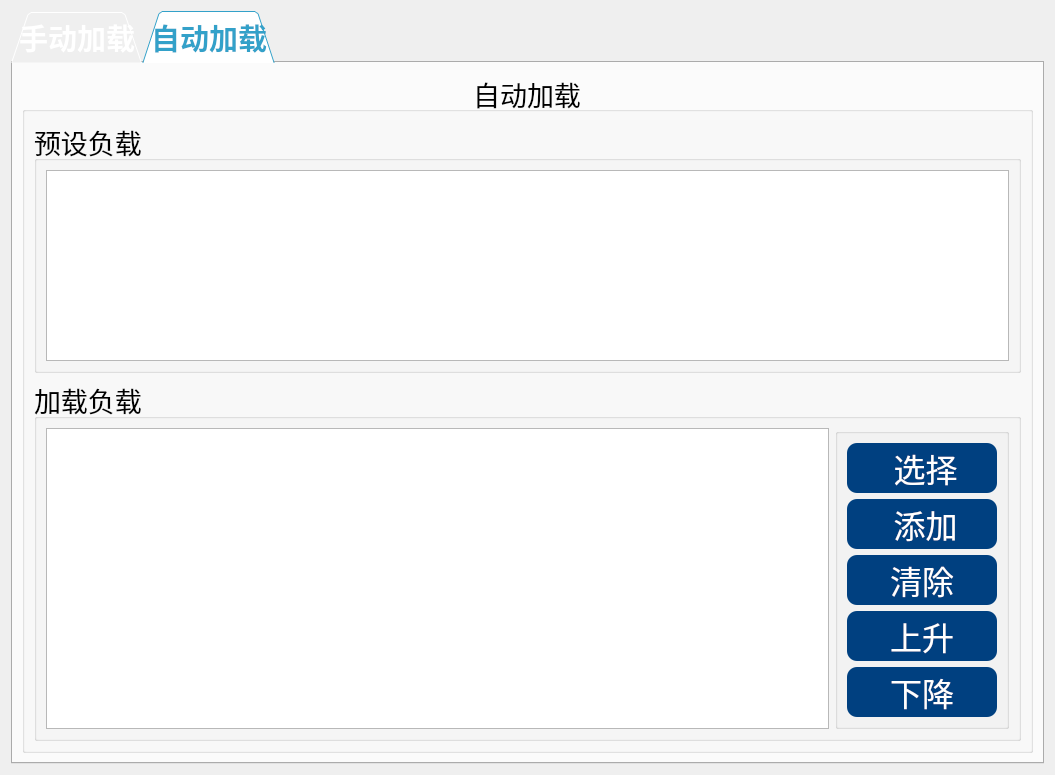
Old version of the form App/Page/page1_fzsz.ui in the repository bjc123321/30KWZFDZZJCY.
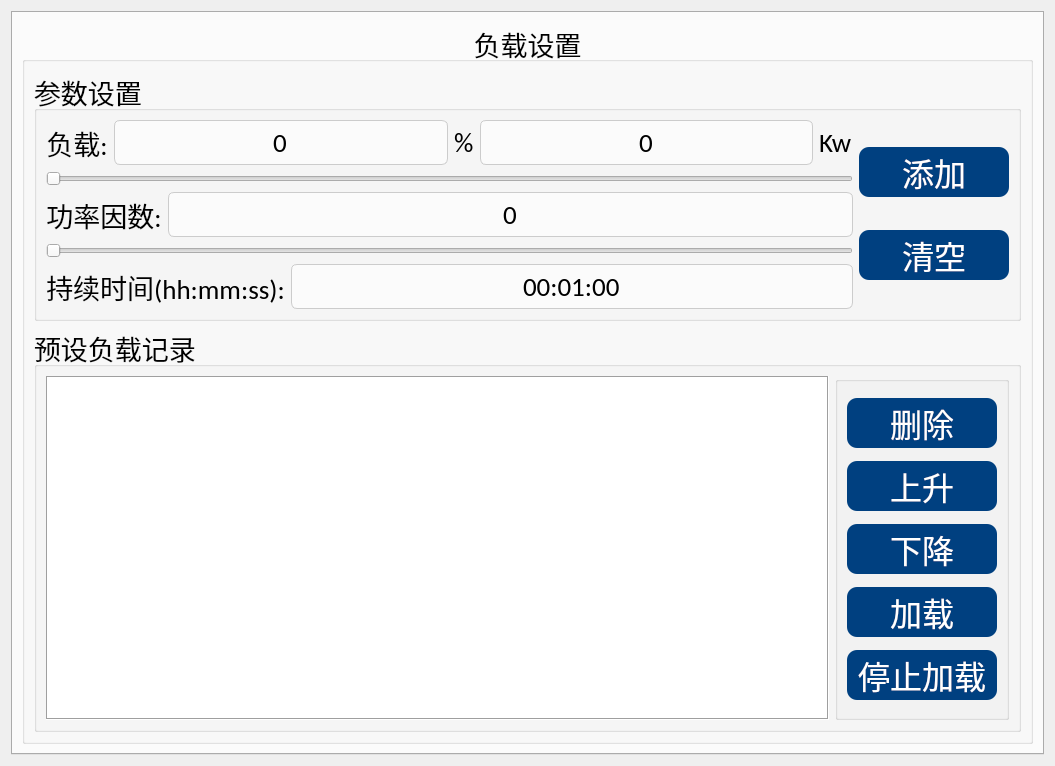
New version of the form. The open tabs and pages were chosen to show the change.

Commit message: 新增录波测试、预加负载数据读取功能

What changed in the file:
```diff
--- a/App/Page/page1_fzsz.ui
+++ b/App/Page/page1_fzsz.ui
@@ -130,7 +130,7 @@
           <string notr="true"/>
          </property>
          <property name="title">
-          <string>手动预设加载</string>
+          <string>负载设置</string>
          </property>
          <property name="alignment">
           <set>Qt::AlignCenter</set>
@@ -148,7 +148,7 @@
              <string notr="true"/>
             </property>
             <property name="title">
-             <string>当前负载</string>
+             <string>参数设置</string>
             </property>
             <layout class="QGridLayout" name="gridLayout_2">
              <item row="0" column="0">
@@ -358,7 +358,7 @@
                     </font>
                    </property>
                    <property name="text">
-                    <string>持续时间(s):</string>
+                    <string>持续时间(hh:mm:ss):</string>
                    </property>
                    <property name="alignment">
                     <set>Qt::AlignCenter</set>
@@ -386,7 +386,7 @@
                     </font>
                    </property>
                    <property name="text">
-                    <string>10</string>
+                    <string>00:01:00</string>
                    </property>
                    <property name="alignment">
                     <set>Qt::AlignCenter</set>
@@ -445,7 +445,7 @@
              <string notr="true"/>
             </property>
             <property name="title">
-             <string>手动预设负载</string>
+             <string>预设负载记录</string>
             </property>
             <layout class="QGridLayout" name="gridLayout_4">
              <item row="0" column="0">
@@ -583,186 +583,6 @@
        </item>
       </layout>
      </widget>
-     <widget class="QWidget" name="tab_4">
-      <attribute name="title">
-       <string>自动加载</string>
-      </attribute>
-      <layout class="QGridLayout" name="gridLayout_10">
-       <item row="0" column="0" colspan="2">
-        <widget class="QGroupBox" name="groupBox_11">
-         <property name="font">
-          <font>
-           <family>Calibri</family>
-           <pointsize>20</pointsize>
-          </font>
-         </property>
-         <property name="styleSheet">
-          <string notr="true"/>
-         </property>
-         <property name="title">
-          <string>自动加载</string>
-         </property>
-         <property name="alignment">
-          <set>Qt::AlignCenter</set>
-         </property>
-         <layout class="QVBoxLayout" name="verticalLayout_10">
-          <item>
-           <widget class="QGroupBox" name="groupBox_16">
-            <property name="font">
-             <font>
-              <family>Calibri</family>
-              <pointsize>20</pointsize>
-             </font>
-            </property>
-            <property name="styleSheet">
-             <string notr="true"/>
-            </property>
-            <property name="title">
-             <string>预设负载</string>
-            </property>
-            <layout class="QGridLayout" name="gridLayout_11">
-             <item row="0" column="0">
-              <widget class="QTableView" name="tableView_3">
-               <attribute name="horizontalHeaderCascadingSectionResizes">
-                <bool>true</bool>
-               </attribute>
-              </widget>
-             </item>
-            </layout>
-           </widget>
-          </item>
-          <item>
-           <widget class="QGroupBox" name="groupBox_12">
-            <property name="font">
-             <font>
-              <family>Calibri</family>
-              <pointsize>20</pointsize>
-              <weight>50</weight>
-              <italic>false</italic>
-              <bold>false</bold>
-             </font>
-            </property>
-            <property name="styleSheet">
-             <string notr="true"/>
-            </property>
-            <property name="title">
-             <string>加载负载</string>
-            </property>
-            <layout class="QGridLayout" name="gridLayout">
-             <item row="0" column="1">
-              <widget class="QGroupBox" name="groupBox_4">
-               <property name="styleSheet">
-                <string notr="true"/>
-               </property>
-               <property name="title">
-                <string/>
-               </property>
-               <layout class="QHBoxLayout" name="horizontalLayout_3">
-                <item>
-                 <layout class="QVBoxLayout" name="verticalLayout_9">
-                  <item>
-                   <widget class="QPushButton" name="pushButton_16">
-                    <property name="font">
-                     <font>
-                      <family>Calibri</family>
-                      <pointsize>24</pointsize>
-                     </font>
-                    </property>
-                    <property name="text">
-                     <string> 选择</string>
-                    </property>
-                   </widget>
-                  </item>
-                  <item>
-                   <widget class="QPushButton" name="pushButton_13">
-                    <property name="font">
-                     <font>
-                      <family>Calibri</family>
-                      <pointsize>24</pointsize>
-                     </font>
-                    </property>
-                    <property name="text">
-                     <string> 添加</string>
-                    </property>
-                   </widget>
-                  </item>
-                  <item>
-                   <widget class="QPushButton" name="pushButton_17">
-                    <property name="font">
-                     <font>
-                      <family>Calibri</family>
-                      <pointsize>24</pointsize>
-                     </font>
-                    </property>
-                    <property name="text">
-                     <string>清除</string>
-                    </property>
-                   </widget>
-                  </item>
-                  <item>
-                   <widget class="QPushButton" name="pushButton_18">
-                    <property name="font">
-                     <font>
-                      <family>Calibri</family>
-                      <pointsize>24</pointsize>
-                     </font>
-                    </property>
-                    <property name="text">
-                     <string>上升</string>
-                    </property>
-                   </widget>
-                  </item>
-                  <item>
-                   <widget class="QPushButton" name="pushButton_19">
-                    <property name="font">
-                     <font>
-                      <family>Calibri</family>
-                      <pointsize>24</pointsize>
-                     </font>
-                    </property>
-                    <property name="text">
-                     <string>下降</string>
-                    </property>
-                   </widget>
-                  </item>
-                 </layout>
-                </item>
-               </layout>
-              </widget>
-             </item>
-             <item row="0" column="0">
-              <widget class="QTableView" name="tableView_2">
-               <property name="alternatingRowColors">
-                <bool>true</bool>
-               </property>
-               <attribute name="horizontalHeaderCascadingSectionResizes">
-                <bool>true</bool>
-               </attribute>
-               <attribute name="horizontalHeaderDefaultSectionSize">
-                <number>150</number>
-               </attribute>
-               <attribute name="horizontalHeaderHighlightSections">
-                <bool>true</bool>
-               </attribute>
-               <attribute name="horizontalHeaderStretchLastSection">
-                <bool>true</bool>
-               </attribute>
-               <attribute name="verticalHeaderVisible">
-                <bool>false</bool>
-               </attribute>
-               <attribute name="verticalHeaderHighlightSections">
-                <bool>false</bool>
-               </attribute>
-              </widget>
-             </item>
-            </layout>
-           </widget>
-          </item>
-         </layout>
-        </widget>
-       </item>
-      </layout>
-     </widget>
     </widget>
    </item>
   </layout>
```
The commit also changes 25 other files.
